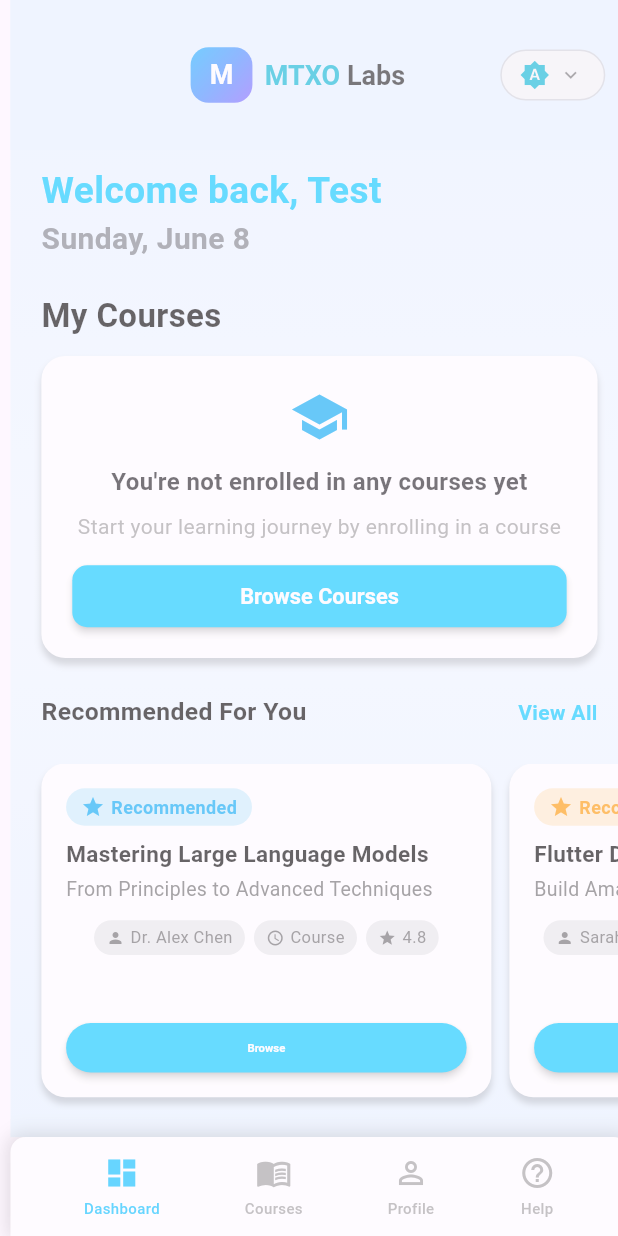
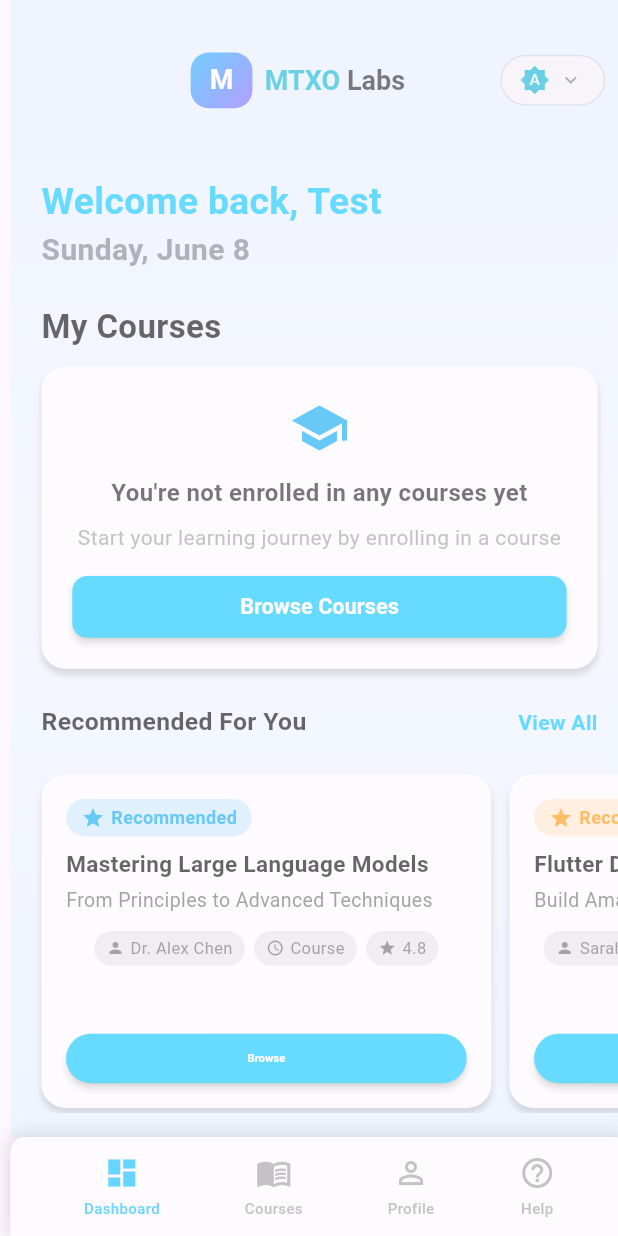
Before and after one commit to ronakpurohit007/ed_tech, a Flutter app: the screen it shows after launch, after a tap on "Sign In", after a tap on "Quick Login", on a phone screen of 412 x 824 dp. Run offline on Flutter 3.47's test engine with Material 3 defaults, Android fonts, the light colour scheme and no system bars; our stand-ins replace dio, get_it, internet_connection_checker, package_info_plus, permission_handler, shared_preferences; Roboto replaces fonts that are missing (AnekLatin, Montserrat).

Commit message:
header size change base on ios

```diff
--- a/lib/config/theme/app_theme.dart
+++ b/lib/config/theme/app_theme.dart
@@ -55,13 +55,14 @@ class AppTheme {
       ),
 
       /// Card Theme
-      cardTheme: CardTheme(
+      cardTheme: CardThemeData(
   color: Colors.white,
   elevation: 4,
   shape: RoundedRectangleBorder(
     borderRadius: BorderRadius.circular(12),
   ),
 ),
+
 
       /// Checkbox Theme
       checkboxTheme: CheckboxThemeData(
@@ -133,13 +134,14 @@ class AppTheme {
       ),
 
       /// Card Theme
-      cardTheme: CardTheme(
-        color: Colors.grey.shade900,
+      cardTheme: CardThemeData(
+  color: Colors.white,
   elevation: 4,
   shape: RoundedRectangleBorder(
     borderRadius: BorderRadius.circular(12),
   ),
 ),
+
 
       /// Checkbox Theme
       checkboxTheme: CheckboxThemeData(
--- a/lib/widgets/custom_header.dart
+++ b/lib/widgets/custom_header.dart
@@ -29,7 +29,7 @@ class MTXOHeader extends StatelessWidget implements PreferredSizeWidget {
         final isDarkMode = themeProvider.isDarkMode;
 
         return Container(
-          height: height,
+          height: SizeConfig.height(13),
           decoration: BoxDecoration(
             color: backgroundColor ??
                 (isDarkMode ? AppColors.headerDark : AppColors.headerLight),
```
Also changed, not shown: pubspec.lock, 10 other files. Lines whose indentation alone changed are shown as unchanged.
